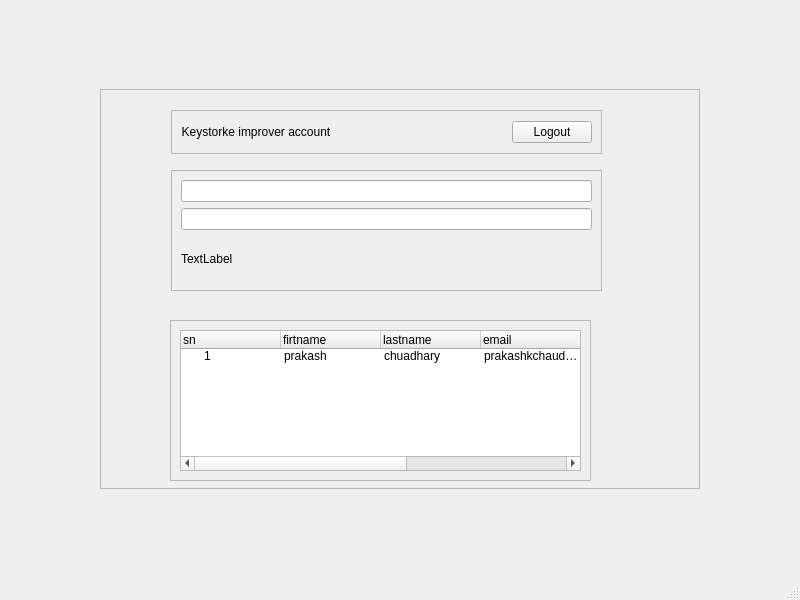
The window that account.ui (Prakash5209/typing_tutor) describes before a commit, drawn with Qt 5.
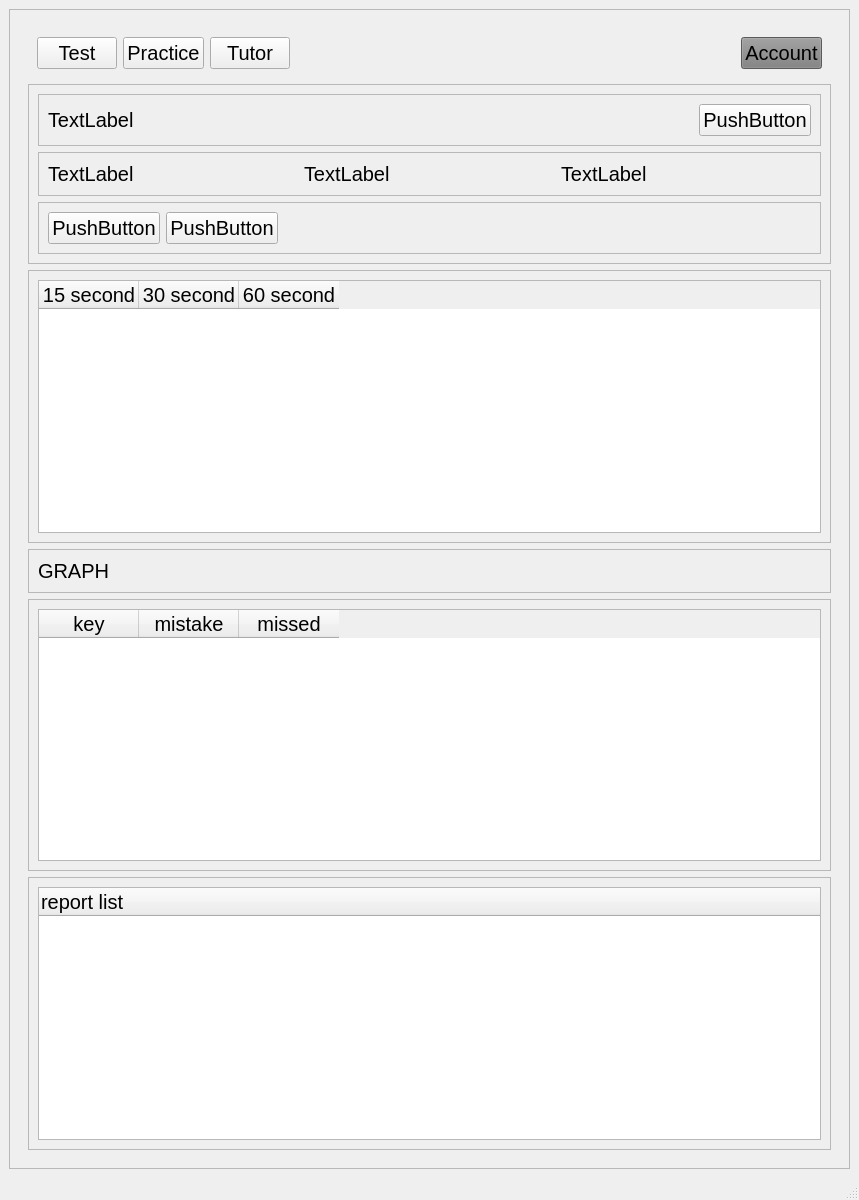
The same window after the commit.

What changed in the file:
```diff
--- a/account.ui
+++ b/account.ui
@@ -6,81 +6,17 @@
    <rect>
     <x>0</x>
     <y>0</y>
-    <width>800</width>
-    <height>600</height>
+    <width>859</width>
+    <height>1200</height>
    </rect>
   </property>
   <property name="windowTitle">
    <string>MainWindow</string>
   </property>
   <widget class="QWidget" name="centralwidget">
-   <layout class="QGridLayout" name="gridLayout">
-    <item row="0" column="1">
-     <spacer name="verticalSpacer">
-      <property name="orientation">
-       <enum>Qt::Vertical</enum>
-      </property>
-      <property name="sizeHint" stdset="0">
-       <size>
-        <width>20</width>
-        <height>60</height>
-       </size>
-      </property>
-     </spacer>
-    </item>
-    <item row="1" column="0">
-     <spacer name="horizontalSpacer">
-      <property name="orientation">
-       <enum>Qt::Horizontal</enum>
-      </property>
-      <property name="sizeHint" stdset="0">
-       <size>
-        <width>82</width>
-        <height>20</height>
-       </size>
-      </property>
-     </spacer>
-    </item>
-    <item row="1" column="2">
-     <spacer name="horizontalSpacer_2">
-      <property name="orientation">
-       <enum>Qt::Horizontal</enum>
-      </property>
-      <property name="sizeHint" stdset="0">
-       <size>
-        <width>82</width>
-        <height>20</height>
-       </size>
-      </property>
-     </spacer>
-    </item>
-    <item row="2" column="1">
-     <spacer name="verticalSpacer_2">
-      <property name="orientation">
-       <enum>Qt::Vertical</enum>
-      </property>
-      <property name="sizeHint" stdset="0">
-       <size>
-        <width>20</width>
-        <height>60</height>
-       </size>
-      </property>
-     </spacer>
-    </item>
-    <item row="1" column="1">
+   <layout class="QGridLayout" name="gridLayout_2">
+    <item row="0" column="0">
      <widget class="QScrollArea" name="scrollArea">
-      <property name="sizePolicy">
-       <sizepolicy hsizetype="Preferred" vsizetype="Preferred">
-        <horstretch>0</horstretch>
-        <verstretch>0</verstretch>
-       </sizepolicy>
-      </property>
-      <property name="minimumSize">
-       <size>
-        <width>600</width>
-        <height>400</height>
-       </size>
-      </property>
       <property name="widgetResizable">
        <bool>true</bool>
       </property>
@@ -89,176 +25,373 @@
         <rect>
          <x>0</x>
          <y>0</y>
-         <width>598</width>
-         <height>398</height>
+         <width>839</width>
+         <height>1137</height>
         </rect>
        </property>
-       <widget class="QFrame" name="frame_3">
-        <property name="geometry">
-         <rect>
-          <x>70</x>
-          <y>80</y>
-          <width>431</width>
-          <height>121</height>
-         </rect>
-        </property>
-        <property name="frameShape">
-         <enum>QFrame::StyledPanel</enum>
-        </property>
-        <property name="frameShadow">
-         <enum>QFrame::Raised</enum>
-        </property>
-        <layout class="QVBoxLayout" name="verticalLayout_2">
-         <item>
-          <widget class="QLineEdit" name="lineEdit"/>
-         </item>
-         <item>
-          <widget class="QLineEdit" name="lineEdit_2"/>
-         </item>
-         <item>
-          <widget class="QLabel" name="label_2">
-           <property name="text">
-            <string>TextLabel</string>
-           </property>
-          </widget>
-         </item>
-        </layout>
-       </widget>
-       <widget class="QFrame" name="frame">
-        <property name="geometry">
-         <rect>
-          <x>70</x>
-          <y>20</y>
-          <width>431</width>
-          <height>44</height>
-         </rect>
-        </property>
-        <property name="frameShape">
-         <enum>QFrame::StyledPanel</enum>
-        </property>
-        <property name="frameShadow">
-         <enum>QFrame::Sunken</enum>
-        </property>
-        <layout class="QHBoxLayout" name="horizontalLayout">
-         <item>
-          <widget class="QLabel" name="label">
-           <property name="text">
-            <string>Keystorke improver account</string>
-           </property>
-           <property name="alignment">
-            <set>Qt::AlignCenter</set>
-           </property>
-          </widget>
-         </item>
-         <item>
-          <spacer name="horizontalSpacer_3">
-           <property name="orientation">
-            <enum>Qt::Horizontal</enum>
-           </property>
-           <property name="sizeHint" stdset="0">
-            <size>
-             <width>40</width>
-             <height>20</height>
-            </size>
-           </property>
-          </spacer>
-         </item>
-         <item>
-          <widget class="QPushButton" name="logout_btn">
-           <property name="text">
-            <string>Logout</string>
-           </property>
-          </widget>
-         </item>
-        </layout>
-       </widget>
-       <widget class="QScrollArea" name="scrollArea_2">
-        <property name="geometry">
-         <rect>
-          <x>69</x>
-          <y>230</y>
-          <width>421</width>
-          <height>161</height>
-         </rect>
-        </property>
-        <property name="widgetResizable">
-         <bool>true</bool>
-        </property>
-        <widget class="QWidget" name="scrollAreaWidgetContents_2">
-         <property name="geometry">
-          <rect>
-           <x>0</x>
-           <y>0</y>
-           <width>419</width>
-           <height>159</height>
-          </rect>
-         </property>
-         <layout class="QGridLayout" name="gridLayout_2">
-          <item row="0" column="0">
-           <widget class="QTreeWidget" name="treeWidget">
-            <column>
-             <property name="text">
-              <string>sn</string>
+       <layout class="QGridLayout" name="gridLayout">
+        <item row="0" column="0">
+         <widget class="QFrame" name="frame_2">
+          <property name="sizePolicy">
+           <sizepolicy hsizetype="Preferred" vsizetype="Preferred">
+            <horstretch>0</horstretch>
+            <verstretch>0</verstretch>
+           </sizepolicy>
+          </property>
+          <property name="minimumSize">
+           <size>
+            <width>600</width>
+            <height>450</height>
+           </size>
+          </property>
+          <property name="font">
+           <font>
+            <pointsize>15</pointsize>
+           </font>
+          </property>
+          <property name="frameShape">
+           <enum>QFrame::NoFrame</enum>
+          </property>
+          <property name="frameShadow">
+           <enum>QFrame::Raised</enum>
+          </property>
+          <layout class="QGridLayout" name="gridLayout_8">
+           <item row="0" column="0">
+            <widget class="QFrame" name="frame">
+             <property name="sizePolicy">
+              <sizepolicy hsizetype="Preferred" vsizetype="Preferred">
+               <horstretch>0</horstretch>
+               <verstretch>0</verstretch>
+              </sizepolicy>
              </property>
-            </column>
-            <column>
-             <property name="text">
-              <string>firtname</string>
+             <property name="font">
+              <font>
+               <pointsize>15</pointsize>
+              </font>
              </property>
-            </column>
-            <column>
-             <property name="text">
-              <string>lastname</string>
+             <property name="styleSheet">
+              <string notr="true"/>
              </property>
-            </column>
-            <column>
-             <property name="text">
-              <string>email</string>
+             <property name="frameShape">
+              <enum>QFrame::NoFrame</enum>
              </property>
-            </column>
-            <column>
-             <property name="text">
-              <string>accuracy</string>
+             <property name="frameShadow">
+              <enum>QFrame::Plain</enum>
              </property>
-            </column>
-            <column>
-             <property name="text">
-              <string>rwpm</string>
+             <layout class="QHBoxLayout" name="horizontalLayout">
+              <item>
+               <widget class="QPushButton" name="test_session">
+                <property name="font">
+                 <font>
+                  <pointsize>15</pointsize>
+                 </font>
+                </property>
+                <property name="styleSheet">
+                 <string notr="true"/>
+                </property>
+                <property name="text">
+                 <string>Test</string>
+                </property>
+                <property name="checkable">
+                 <bool>false</bool>
+                </property>
+               </widget>
+              </item>
+              <item>
+               <widget class="QPushButton" name="practice_button">
+                <property name="font">
+                 <font>
+                  <pointsize>15</pointsize>
+                 </font>
+                </property>
+                <property name="styleSheet">
+                 <string notr="true"/>
+                </property>
+                <property name="text">
+                 <string>Practice</string>
+                </property>
+               </widget>
+              </item>
+              <item>
+               <widget class="QPushButton" name="pushButton_3">
+                <property name="font">
+                 <font>
+                  <pointsize>15</pointsize>
+                 </font>
+                </property>
+                <property name="styleSheet">
+                 <string notr="true"/>
+                </property>
+                <property name="text">
+                 <string>Tutor</string>
+                </property>
+               </widget>
+              </item>
+              <item>
+               <spacer name="horizontalSpacer">
+                <property name="font">
+                 <font>
+                  <pointsize>15</pointsize>
+                 </font>
+                </property>
+                <property name="orientation">
+                 <enum>Qt::Horizontal</enum>
+                </property>
+                <property name="sizeHint" stdset="0">
+                 <size>
+                  <width>40</width>
+                  <height>20</height>
+                 </size>
+                </property>
+               </spacer>
+              </item>
+              <item>
+               <widget class="QPushButton" name="account_btn">
+                <property name="font">
+                 <font>
+                  <pointsize>15</pointsize>
+                 </font>
+                </property>
+                <property name="styleSheet">
+                 <string notr="true">background-color:#7f7f7f;</string>
+                </property>
+                <property name="text">
+                 <string>Account</string>
+                </property>
+               </widget>
+              </item>
+             </layout>
+            </widget>
+           </item>
+           <item row="1" column="0">
+            <widget class="QFrame" name="frame_3">
+             <property name="frameShape">
+              <enum>QFrame::StyledPanel</enum>
              </property>
-            </column>
-            <column>
-             <property name="text">
-              <string>datetime</string>
+             <property name="frameShadow">
+              <enum>QFrame::Raised</enum>
              </property>
-            </column>
-            <item>
-             <property name="text">
-              <string>1</string>
+             <layout class="QVBoxLayout" name="verticalLayout">
+              <item>
+               <widget class="QFrame" name="frame_4">
+                <property name="frameShape">
+                 <enum>QFrame::StyledPanel</enum>
+                </property>
+                <property name="frameShadow">
+                 <enum>QFrame::Raised</enum>
+                </property>
+                <layout class="QHBoxLayout" name="horizontalLayout_2">
+                 <item>
+                  <widget class="QLabel" name="label">
+                   <property name="text">
+                    <string>TextLabel</string>
+                   </property>
+                  </widget>
+                 </item>
+                 <item>
+                  <spacer name="horizontalSpacer_2">
+                   <property name="orientation">
+                    <enum>Qt::Horizontal</enum>
+                   </property>
+                   <property name="sizeHint" stdset="0">
+                    <size>
+                     <width>543</width>
+                     <height>20</height>
+                    </size>
+                   </property>
+                  </spacer>
+                 </item>
+                 <item>
+                  <widget class="QPushButton" name="pushButton">
+                   <property name="text">
+                    <string>PushButton</string>
+                   </property>
+                  </widget>
+                 </item>
+                </layout>
+               </widget>
+              </item>
+              <item>
+               <widget class="QFrame" name="frame_5">
+                <property name="frameShape">
+                 <enum>QFrame::StyledPanel</enum>
+                </property>
+                <property name="frameShadow">
+                 <enum>QFrame::Raised</enum>
+                </property>
+                <layout class="QHBoxLayout" name="horizontalLayout_3">
+                 <item>
+                  <widget class="QLabel" name="label_2">
+                   <property name="text">
+                    <string>TextLabel</string>
+                   </property>
+                  </widget>
+                 </item>
+                 <item>
+                  <widget class="QLabel" name="label_3">
+                   <property name="text">
+                    <string>TextLabel</string>
+                   </property>
+                  </widget>
+                 </item>
+                 <item>
+                  <widget class="QLabel" name="label_4">
+                   <property name="text">
+                    <string>TextLabel</string>
+                   </property>
+                  </widget>
+                 </item>
+                </layout>
+               </widget>
+              </item>
+              <item>
+               <widget class="QFrame" name="frame_6">
+                <property name="frameShape">
+                 <enum>QFrame::StyledPanel</enum>
+                </property>
+                <property name="frameShadow">
+                 <enum>QFrame::Raised</enum>
+                </property>
+                <layout class="QGridLayout" name="gridLayout_7">
+                 <item row="0" column="0">
+                  <widget class="QPushButton" name="pushButton_2">
+                   <property name="text">
+                    <string>PushButton</string>
+                   </property>
+                  </widget>
+                 </item>
+                 <item row="0" column="1">
+                  <widget class="QPushButton" name="pushButton_4">
+                   <property name="text">
+                    <string>PushButton</string>
+                   </property>
+                  </widget>
+                 </item>
+                 <item row="0" column="2">
+                  <spacer name="horizontalSpacer_3">
+                   <property name="orientation">
+                    <enum>Qt::Horizontal</enum>
+                   </property>
+                   <property name="sizeHint" stdset="0">
+                    <size>
+                     <width>516</width>
+                     <height>20</height>
+                    </size>
+                   </property>
+                  </spacer>
+                 </item>
+                </layout>
+               </widget>
+              </item>
+             </layout>
+            </widget>
+           </item>
+           <item row="2" column="0">
+            <widget class="QFrame" name="frame_7">
+             <property name="frameShape">
+              <enum>QFrame::StyledPanel</enum>
              </property>
-             <property name="text">
-              <string>prakash</string>
+             <property name="frameShadow">
+              <enum>QFrame::Raised</enum>
              </property>
-             <property name="text">
-              <string>chuadhary</string>
+             <layout class="QGridLayout" name="gridLayout_3">
+              <item row="0" column="0">
+               <widget class="QTableWidget" name="tableWidget">
+                <column>
+                 <property name="text">
+                  <string>15 second</string>
+                 </property>
+                </column>
+                <column>
+                 <property name="text">
+                  <string>30 second</string>
+                 </property>
+                </column>
+                <column>
+                 <property name="text">
+                  <string>60 second</string>
+                 </property>
+                </column>
+               </widget>
+              </item>
+             </layout>
+            </widget>
+           </item>
+           <item row="3" column="0">
+            <widget class="QFrame" name="frame_8">
+             <property name="frameShape">
+              <enum>QFrame::StyledPanel</enum>
              </property>
-             <property name="text">
-              <string>prakashkchaudhary5209@gmail.com</string>
+             <property name="frameShadow">
+              <enum>QFrame::Raised</enum>
              </property>
-             <property name="text">
-              <string>89</string>
+             <layout class="QGridLayout" name="gridLayout_4">
+              <item row="0" column="0">
+               <widget class="QLabel" name="label_5">
+                <property name="text">
+                 <string>GRAPH</string>
+                </property>
+               </widget>
+              </item>
+             </layout>
+            </widget>
+           </item>
+           <item row="4" column="0">
+            <widget class="QFrame" name="frame_9">
+             <property name="frameShape">
+              <enum>QFrame::StyledPanel</enum>
              </property>
-             <property name="text">
-              <string>80</string>
+             <property name="frameShadow">
+              <enum>QFrame::Raised</enum>
              </property>
-             <property name="text">
-              <string/>
+             <layout class="QGridLayout" name="gridLayout_5">
+              <item row="0" column="0">
+               <widget class="QTableWidget" name="tableWidget_2">
+                <column>
+                 <property name="text">
+                  <string>key</string>
+                 </property>
+                </column>
+                <column>
+                 <property name="text">
+                  <string>mistake</string>
+                 </property>
+                </column>
+                <column>
+                 <property name="text">
+                  <string>missed</string>
+                 </property>
+                </column>
+               </widget>
+              </item>
+             </layout>
+            </widget>
+           </item>
+           <item row="5" column="0">
+            <widget class="QFrame" name="frame_10">
+             <property name="frameShape">
+              <enum>QFrame::StyledPanel</enum>
              </property>
-            </item>
-           </widget>
-          </item>
-         </layout>
-        </widget>
-       </widget>
+             <property name="frameShadow">
+              <enum>QFrame::Raised</enum>
+             </property>
+             <layout class="QGridLayout" name="gridLayout_6">
+              <item row="0" column="0">
+               <widget class="QTreeWidget" name="treeWidget">
+                <column>
+                 <property name="text">
+                  <string>report list</string>
+                 </property>
+                </column>
+               </widget>
+              </item>
+             </layout>
+            </widget>
+           </item>
+          </layout>
+         </widget>
+        </item>
+       </layout>
       </widget>
      </widget>
     </item>
```
Left out of the diff: 2 changed lines with no effect on the pictures.
